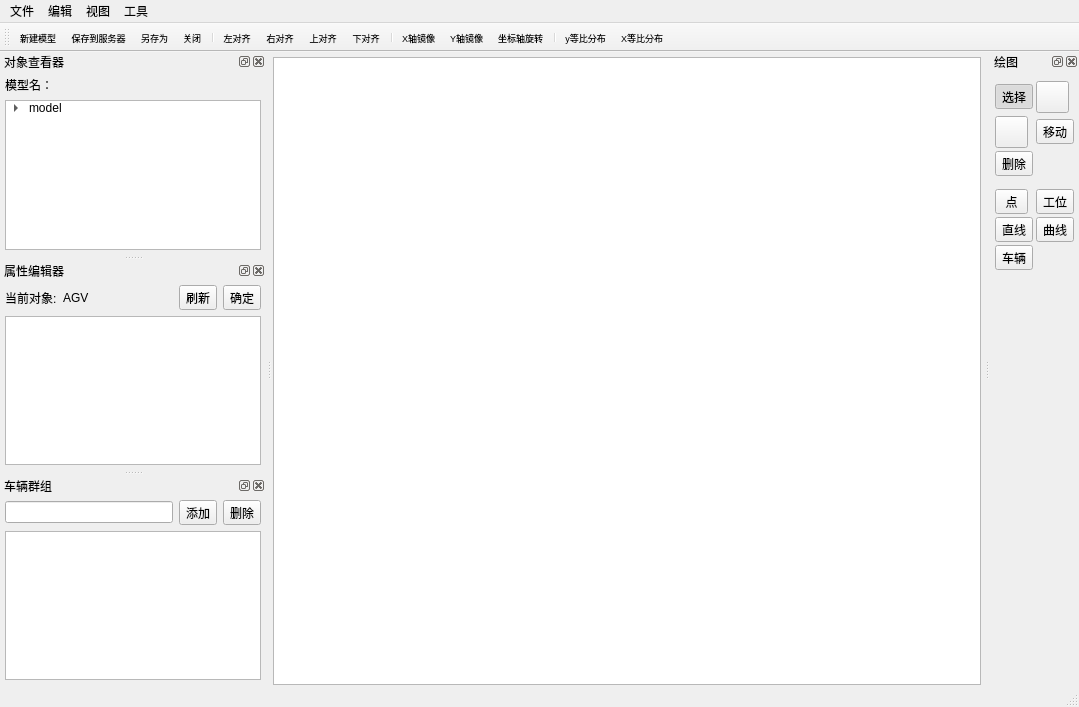
First picture: the form in SunnyTcsV3/src/SunnyTcsSupervisoryV3/SunnyTcsSupervisoryV3/SunnyTcsMapEditor.ui, repository MIKIC1996/work_in_baer, before the edit.
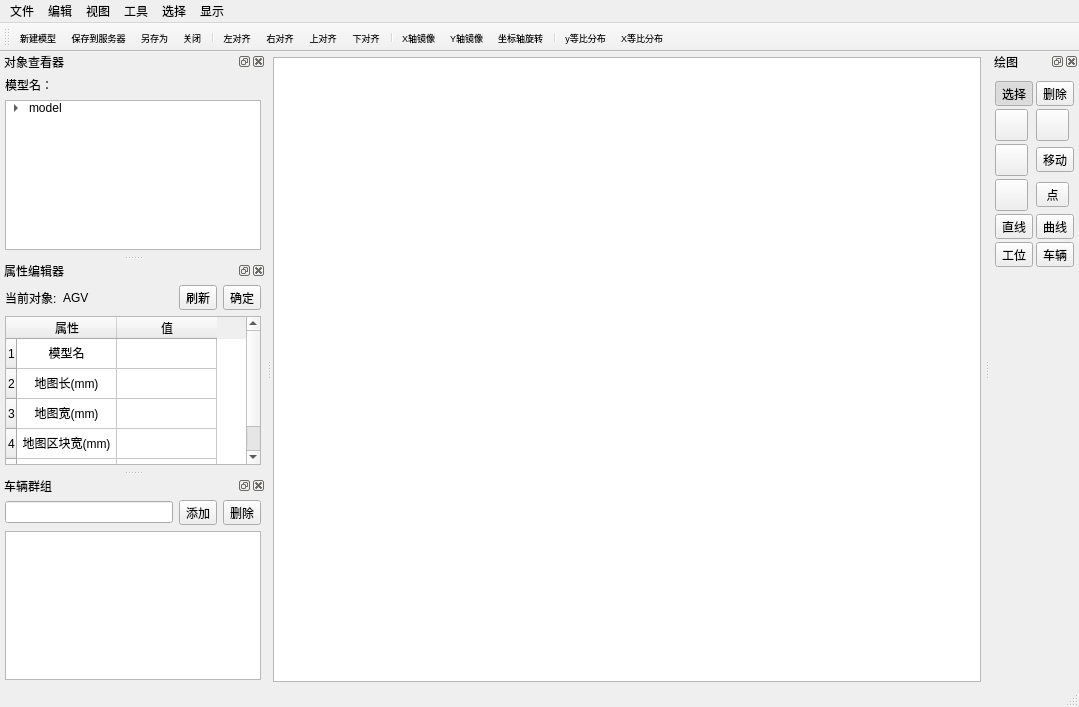
Second picture: the form after the edit. The open tabs and pages were chosen to show the change. Icons and pictures are not drawn. Custom widgets are drawn as their Qt base class.

The edit to the form file:
```diff
--- a/SunnyTcsV3/src/SunnyTcsSupervisoryV3/SunnyTcsSupervisoryV3/SunnyTcsMapEditor.ui
+++ b/SunnyTcsV3/src/SunnyTcsSupervisoryV3/SunnyTcsSupervisoryV3/SunnyTcsMapEditor.ui
@@ -25,7 +25,7 @@
      <number>3</number>
     </property>
     <property name="bottomMargin">
-     <number>0</number>
+     <number>3</number>
     </property>
     <item>
      <widget class="SunnyTcsGraphicsView" name="graphicsView"/>
@@ -84,10 +84,30 @@
     <addaction name="undoAcn"/>
     <addaction name="redoAcn"/>
    </widget>
+   <widget class="QMenu" name="menu_5">
+    <property name="title">
+     <string>选择</string>
+    </property>
+    <addaction name="menuSelRemovePointAcn"/>
+    <addaction name="menuSelRemovePathAcn"/>
+    <addaction name="menuSelRemoveLocAcn"/>
+    <addaction name="menuSelRemoveVehicleAcn"/>
+    <addaction name="separator"/>
+    <addaction name="menuSelAllSelectedAcn"/>
+    <addaction name="menuSelCancelSelectedAcn"/>
+   </widget>
+   <widget class="QMenu" name="menu_6">
+    <property name="title">
+     <string>显示</string>
+    </property>
+    <addaction name="action"/>
+   </widget>
    <addaction name="menu"/>
    <addaction name="menu_4"/>
    <addaction name="menu_2"/>
    <addaction name="menu_3"/>
+   <addaction name="menu_5"/>
+   <addaction name="menu_6"/>
   </widget>
   <widget class="QToolBar" name="mainToolBar">
    <property name="sizePolicy">
@@ -180,124 +200,7 @@
      <property name="spacing">
       <number>3</number>
      </property>
-     <item row="10" column="0">
-      <spacer name="verticalSpacer_3">
-       <property name="orientation">
-        <enum>Qt::Vertical</enum>
-       </property>
-       <property name="sizeHint" stdset="0">
-        <size>
-         <width>20</width>
-         <height>40</height>
-        </size>
-       </property>
-      </spacer>
-     </item>
-     <item row="5" column="0">
-      <widget class="QToolButton" name="paint_dir_iline_tbrn">
-       <property name="toolTip">
-        <string>绘制直线</string>
-       </property>
-       <property name="text">
-        <string>直线</string>
-       </property>
-       <property name="icon">
-        <iconset resource="SunnyTcsSupervisoryV3.qrc">
-         <normaloff>:/resource/res/image/mapDirectLine.png</normaloff>
-         <normalon>:/resource/res/image/mapDirectLineOn.png</normalon>:/resource/res/image/mapDirectLine.png</iconset>
-       </property>
-       <property name="iconSize">
-        <size>
-         <width>25</width>
-         <height>25</height>
-        </size>
-       </property>
-       <property name="checkable">
-        <bool>true</bool>
-       </property>
-      </widget>
-     </item>
-     <item row="2" column="0">
-      <widget class="QToolButton" name="paint_delete_tbrn">
-       <property name="toolTip">
-        <string>删除元素</string>
-       </property>
-       <property name="text">
-        <string>删除</string>
-       </property>
-       <property name="icon">
-        <iconset resource="SunnyTcsSupervisoryV3.qrc">
-         <normaloff>:/resource/res/image/delete.png</normaloff>
-         <normalon>:/resource/res/image/deleteOn.png</normalon>:/resource/res/image/delete.png</iconset>
-       </property>
-       <property name="iconSize">
-        <size>
-         <width>25</width>
-         <height>25</height>
-        </size>
-       </property>
-       <property name="checkable">
-        <bool>true</bool>
-       </property>
-      </widget>
-     </item>
-     <item row="0" column="0">
-      <widget class="QToolButton" name="paint_default_tbtn">
-       <property name="toolTip">
-        <string>选取</string>
-       </property>
-       <property name="text">
-        <string>选择</string>
-       </property>
-       <property name="icon">
-        <iconset resource="SunnyTcsSupervisoryV3.qrc">
-         <normaloff>:/resource/res/image/select.png</normaloff>
-         <normalon>:/resource/res/image/selectOn.png</normalon>:/resource/res/image/select.png</iconset>
-       </property>
-       <property name="iconSize">
-        <size>
-         <width>25</width>
-         <height>25</height>
-        </size>
-       </property>
-       <property name="checkable">
-        <bool>true</bool>
-       </property>
-       <property name="checked">
-        <bool>true</bool>
-       </property>
-      </widget>
-     </item>
-     <item row="9" column="0">
-      <spacer name="verticalSpacer">
-       <property name="orientation">
-        <enum>Qt::Vertical</enum>
-       </property>
-       <property name="sizeHint" stdset="0">
-        <size>
-         <width>20</width>
-         <height>40</height>
-        </size>
-       </property>
-      </spacer>
-     </item>
-     <item row="3" column="0">
-      <spacer name="verticalSpacer_2">
-       <property name="orientation">
-        <enum>Qt::Vertical</enum>
-       </property>
-       <property name="sizeType">
-        <enum>QSizePolicy::Fixed</enum>
-       </property>
-       <property name="sizeHint" stdset="0">
-        <size>
-         <width>20</width>
-         <height>10</height>
-        </size>
-       </property>
-      </spacer>
-     </item>
-     <item row="4" column="2">
+     <item row="5" column="1">
       <widget class="QToolButton" name="paint_loc_tbtn">
        <property name="toolTip">
         <string>绘制工位</string>
@@ -321,31 +224,7 @@
        </property>
       </widget>
      </item>
-     <item row="7" column="0">
-      <widget class="QToolButton" name="paint_vehicle_tbtn">
-       <property name="toolTip">
-        <string>绘制车辆</string>
-       </property>
-       <property name="text">
-        <string>车辆</string>
-       </property>
-       <property name="icon">
-        <iconset resource="SunnyTcsSupervisoryV3.qrc">
-         <normaloff>:/resource/res/image/mapVehicle.png</normaloff>
-         <normalon>:/resource/res/image/mapVehicleOn.png</normalon>:/resource/res/image/mapVehicle.png</iconset>
-       </property>
-       <property name="iconSize">
-        <size>
-         <width>25</width>
-         <height>25</height>
-        </size>
-       </property>
-       <property name="checkable">
-        <bool>true</bool>
-       </property>
-      </widget>
-     </item>
-     <item row="4" column="0">
+     <item row="3" column="3">
       <widget class="QToolButton" name="paint_point_tbtn">
        <property name="toolTip">
         <string>绘制点</string>
@@ -369,44 +248,20 @@
        </property>
       </widget>
      </item>
-     <item row="5" column="2">
-      <widget class="QToolButton" name="paint_arch_line_tbtn">
-       <property name="toolTip">
-        <string>绘制曲线</string>
+     <item row="11" column="1">
+      <spacer name="verticalSpacer">
+       <property name="orientation">
+        <enum>Qt::Vertical</enum>
        </property>
-       <property name="text">
-        <string>曲线</string>
-       </property>
-       <property name="icon">
-        <iconset resource="SunnyTcsSupervisoryV3.qrc">
-         <normaloff>:/resource/res/image/mapArchLine.png</normaloff>
-         <normalon>:/resource/res/image/mapArchLineOn.png</normalon>:/resource/res/image/mapArchLine.png</iconset>
-       </property>
-       <property name="iconSize">
+       <property name="sizeHint" stdset="0">
         <size>
-         <width>25</width>
-         <height>25</height>
+         <width>20</width>
+         <height>40</height>
         </size>
        </property>
-       <property name="checkable">
-        <bool>true</bool>
-       </property>
-      </widget>
+      </spacer>
      </item>
-     <item row="1" column="0">
-      <widget class="QToolButton" name="paint_move_cs_tbtn">
-       <property name="text">
-        <string/>
-       </property>
-       <property name="iconSize">
-        <size>
-         <width>25</width>
-         <height>25</height>
-        </size>
-       </property>
-      </widget>
-     </item>
-     <item row="1" column="2">
+     <item row="2" column="3">
       <widget class="QToolButton" name="paint_move_tbtn">
        <property name="toolTip">
         <string>移动元素</string>
@@ -430,7 +285,95 @@
        </property>
       </widget>
      </item>
-     <item row="0" column="2">
+     <item row="12" column="1">
+      <spacer name="verticalSpacer_3">
+       <property name="orientation">
+        <enum>Qt::Vertical</enum>
+       </property>
+       <property name="sizeHint" stdset="0">
+        <size>
+         <width>20</width>
+         <height>40</height>
+        </size>
+       </property>
+      </spacer>
+     </item>
+     <item row="0" column="1">
+      <widget class="QToolButton" name="paint_default_tbtn">
+       <property name="toolTip">
+        <string>选取</string>
+       </property>
+       <property name="text">
+        <string>选择</string>
+       </property>
+       <property name="icon">
+        <iconset resource="SunnyTcsSupervisoryV3.qrc">
+         <normaloff>:/resource/res/image/select.png</normaloff>
+         <normalon>:/resource/res/image/selectOn.png</normalon>:/resource/res/image/select.png</iconset>
+       </property>
+       <property name="iconSize">
+        <size>
+         <width>25</width>
+         <height>25</height>
+        </size>
+       </property>
+       <property name="checkable">
+        <bool>true</bool>
+       </property>
+       <property name="checked">
+        <bool>true</bool>
+       </property>
+      </widget>
+     </item>
+     <item row="2" column="1">
+      <widget class="QToolButton" name="paint_move_cs_tbtn">
+       <property name="toolTip">
+        <string>移动坐标系</string>
+       </property>
+       <property name="text">
+        <string/>
+       </property>
+       <property name="icon">
+        <iconset resource="SunnyTcsSupervisoryV3.qrc">
+         <normaloff>:/resource/res/image/coorSysMove.png</normaloff>
+         <normalon>:/resource/res/image/coorSysMoveSelected.png</normalon>:/resource/res/image/coorSysMove.png</iconset>
+       </property>
+       <property name="iconSize">
+        <size>
+         <width>25</width>
+         <height>25</height>
+        </size>
+       </property>
+       <property name="checkable">
+        <bool>true</bool>
+       </property>
+      </widget>
+     </item>
+     <item row="5" column="3">
+      <widget class="QToolButton" name="paint_vehicle_tbtn">
+       <property name="toolTip">
+        <string>绘制车辆</string>
+       </property>
+       <property name="text">
+        <string>车辆</string>
+       </property>
+       <property name="icon">
+        <iconset resource="SunnyTcsSupervisoryV3.qrc">
+         <normaloff>:/resource/res/image/mapVehicle.png</normaloff>
+         <normalon>:/resource/res/image/mapVehicleOn.png</normalon>:/resource/res/image/mapVehicle.png</iconset>
+       </property>
+       <property name="iconSize">
+        <size>
+         <width>25</width>
+         <height>25</height>
+        </size>
+       </property>
+       <property name="checkable">
+        <bool>true</bool>
+       </property>
+      </widget>
+     </item>
+     <item row="1" column="1">
       <widget class="QToolButton" name="paint_select_rect_tbtn">
        <property name="toolTip">
         <string>框选</string>
@@ -454,6 +397,123 @@
        </property>
       </widget>
      </item>
+     <item row="1" column="3">
+      <widget class="QToolButton" name="paint_cancel_select_tbtn">
+       <property name="toolTip">
+        <string>取消选择</string>
+       </property>
+       <property name="text">
+        <string/>
+       </property>
+       <property name="icon">
+        <iconset resource="SunnyTcsSupervisoryV3.qrc">
+         <normaloff>:/resource/res/image/cancelSelect.png</normaloff>
+         <normalon>:/resource/res/image/cancelSelectOn.png</normalon>:/resource/res/image/cancelSelect.png</iconset>
+       </property>
+       <property name="iconSize">
+        <size>
+         <width>25</width>
+         <height>25</height>
+        </size>
+       </property>
+       <property name="checkable">
+        <bool>true</bool>
+       </property>
+      </widget>
+     </item>
+     <item row="4" column="1">
+      <widget class="QToolButton" name="paint_dir_iline_tbrn">
+       <property name="toolTip">
+        <string>绘制直线</string>
+       </property>
+       <property name="text">
+        <string>直线</string>
+       </property>
+       <property name="icon">
+        <iconset resource="SunnyTcsSupervisoryV3.qrc">
+         <normaloff>:/resource/res/image/mapDirectLine.png</normaloff>
+         <normalon>:/resource/res/image/mapDirectLineOn.png</normalon>:/resource/res/image/mapDirectLine.png</iconset>
+       </property>
+       <property name="iconSize">
+        <size>
+         <width>25</width>
+         <height>25</height>
+        </size>
+       </property>
+       <property name="checkable">
+        <bool>true</bool>
+       </property>
+      </widget>
+     </item>
+     <item row="4" column="3">
+      <widget class="QToolButton" name="paint_arch_line_tbtn">
+       <property name="toolTip">
+        <string>绘制曲线</string>
+       </property>
+       <property name="text">
+        <string>曲线</string>
+       </property>
+       <property name="icon">
+        <iconset resource="SunnyTcsSupervisoryV3.qrc">
+         <normaloff>:/resource/res/image/mapArchLine.png</normaloff>
+         <normalon>:/resource/res/image/mapArchLineOn.png</normalon>:/resource/res/image/mapArchLine.png</iconset>
+       </property>
+       <property name="iconSize">
+        <size>
+         <width>25</width>
+         <height>25</height>
+        </size>
+       </property>
+       <property name="checkable">
+        <bool>true</bool>
+       </property>
+      </widget>
+     </item>
+     <item row="0" column="3">
+      <widget class="QToolButton" name="paint_delete_tbrn">
+       <property name="toolTip">
+        <string>删除元素</string>
+       </property>
+       <property name="text">
+        <string>删除</string>
+       </property>
+       <property name="icon">
+        <iconset resource="SunnyTcsSupervisoryV3.qrc">
+         <normaloff>:/resource/res/image/delete.png</normaloff>
+         <normalon>:/resource/res/image/deleteOn.png</normalon>:/resource/res/image/delete.png</iconset>
+       </property>
+       <property name="iconSize">
+        <size>
+         <width>25</width>
+         <height>25</height>
+        </size>
+       </property>
+       <property name="checkable">
+        <bool>true</bool>
+       </property>
+      </widget>
+     </item>
+     <item row="3" column="1">
+      <widget class="QToolButton" name="paint_dev_tbtn">
+       <property name="toolTip">
+        <string>绘制设备</string>
+       </property>
+       <property name="text">
+        <string/>
+       </property>
+       <property name="icon">
+        <iconset resource="SunnyTcsSupervisoryV3.qrc">
+         <normaloff>:/resource/res/image/ulsDevice.png</normaloff>
+         <normalon>:/resource/res/image/ulsDeviceOn.png</normalon>:/resource/res/image/ulsDevice.png</iconset>
+       </property>
+       <property name="iconSize">
+        <size>
+         <width>25</width>
+         <height>25</height>
+        </size>
+       </property>
+      </widget>
+     </item>
     </layout>
    </widget>
   </widget>
@@ -928,7 +988,178 @@
           <number>0</number>
          </property>
          <item>
-          <widget class="QTableWidget" name="vehicleTableWidget"/>
+          <widget class="QTableWidget" name="vehicleTableWidget">
+           <row>
+            <property name="text">
+             <string>1</string>
+            </property>
+           </row>
+           <row>
+            <property name="text">
+             <string>2</string>
+            </property>
+           </row>
+           <row>
+            <property name="text">
+             <string>3</string>
+            </property>
+           </row>
+           <row>
+            <property name="text">
+             <string>4</string>
+            </property>
+           </row>
+           <row>
+            <property name="text">
+             <string>5</string>
+            </property>
+           </row>
+           <column>
+            <property name="text">
+             <string>属性</string>
+            </property>
+           </column>
+           <column>
+            <property name="text">
+             <string>值</string>
+            </property>
+           </column>
+           <item row="0" column="0">
+            <property name="text">
+             <string>对象名</string>
+            </property>
+            <property name="textAlignment">
+             <set>AlignCenter</set>
+            </property>
+           </item>
+           <item row="1" column="0">
+            <property name="text">
+             <string>IP地址</string>
+            </property>
+            <property name="textAlignment">
+             <set>AlignCenter</set>
+            </property>
+           </item>
+           <item row="2" column="0">
+            <property name="text">
+             <string>端口</string>
+            </property>
+            <property name="textAlignment">
+             <set>AlignCenter</set>
+            </property>
+           </item>
+           <item row="3" column="0">
+            <property name="text">
+             <string>所属车组</string>
+            </property>
+            <property name="textAlignment">
+             <set>AlignCenter</set>
+            </property>
+           </item>
+           <item row="4" column="0">
+            <property name="text">
+             <string>雷达区半径(mm)</string>
+            </property>
+            <property name="textAlignment">
+             <set>AlignCenter</set>
+            </property>
+           </item>
+          </widget>
+         </item>
+        </layout>
+       </widget>
+       <widget class="QWidget" name="page_5">
+        <layout class="QVBoxLayout" name="verticalLayout_9">
+         <property name="leftMargin">
+          <number>0</number>
+         </property>
+         <property name="topMargin">
+          <number>0</number>
+         </property>
+         <property name="rightMargin">
+          <number>0</number>
+         </property>
+         <property name="bottomMargin">
+          <number>0</number>
+         </property>
+         <item>
+          <widget class="QTableWidget" name="modelTableWidget">
+           <row>
+            <property name="text">
+             <string>1</string>
+            </property>
+           </row>
+           <row>
+            <property name="text">
+             <string>2</string>
+            </property>
+           </row>
+           <row>
+            <property name="text">
+             <string>3</string>
+            </property>
+           </row>
+           <row>
+            <property name="text">
+             <string>4</string>
+            </property>
+           </row>
+           <row>
+            <property name="text">
+             <string>5</string>
+            </property>
+           </row>
+           <column>
+            <property name="text">
+             <string>属性</string>
+            </property>
+           </column>
+           <column>
+            <property name="text">
+             <string>值</string>
+            </property>
+           </column>
+           <item row="0" column="0">
+            <property name="text">
+             <string>模型名</string>
+            </property>
+            <property name="textAlignment">
+             <set>AlignCenter</set>
+            </property>
+           </item>
+           <item row="1" column="0">
+            <property name="text">
+             <string>地图长(mm)</string>
+            </property>
+            <property name="textAlignment">
+             <set>AlignCenter</set>
+            </property>
+           </item>
+           <item row="2" column="0">
+            <property name="text">
+             <string>地图宽(mm)</string>
+            </property>
+            <property name="textAlignment">
+             <set>AlignCenter</set>
+            </property>
+           </item>
+           <item row="3" column="0">
+            <property name="text">
+             <string>地图区块宽(mm)</string>
+            </property>
+            <property name="textAlignment">
+             <set>AlignCenter</set>
+            </property>
+           </item>
+           <item row="4" column="0">
+            <property name="text">
+             <string>自动交通管制</string>
+            </property>
+            <property name="textAlignment">
+             <set>AlignCenter</set>
+            </property>
+           </item>
+          </widget>
          </item>
         </layout>
        </widget>
```
Left out of the diff: 278 changed lines with no effect on the pictures.
